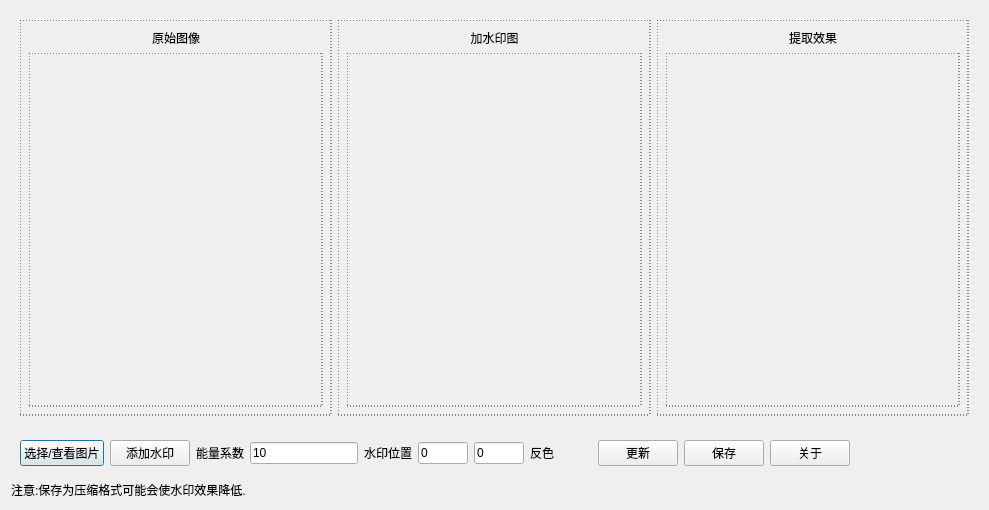
Above: ui/dialog.ui from ixlang/SecretWatermark before the change. Below: the same form after it.
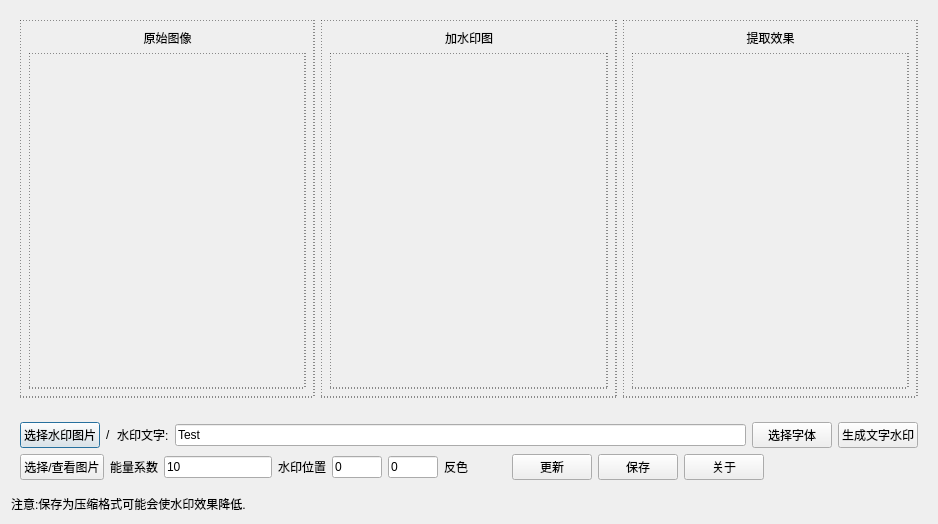
That is the form after the change.

```diff
--- a/ui/dialog.ui
+++ b/ui/dialog.ui
@@ -6,8 +6,8 @@
    <rect>
     <x>0</x>
     <y>0</y>
-    <width>989</width>
-    <height>510</height>
+    <width>938</width>
+    <height>524</height>
    </rect>
   </property>
   <property name="windowTitle">
@@ -16,7 +16,7 @@
   <layout class="QVBoxLayout" name="verticalLayout">
    <item>
     <widget class="QWidget" name="widget_7" native="true">
-     <layout class="QHBoxLayout" name="horizontalLayout">
+     <layout class="QHBoxLayout" name="horizontalLayout" stretch="1,1,1">
       <item>
        <widget class="QWidget" name="l1" native="true">
         <property name="styleSheet">
@@ -98,9 +98,70 @@
      </layout>
     </widget>
    </item>
+   <item>
+    <layout class="QHBoxLayout" name="horizontalLayout_3" stretch="0,0,0,1,0,0">
+     <property name="leftMargin">
+      <number>9</number>
+     </property>
+     <property name="topMargin">
+      <number>9</number>
+     </property>
+     <property name="rightMargin">
+      <number>9</number>
+     </property>
+     <property name="bottomMargin">
+      <number>0</number>
+     </property>
+     <item>
+      <widget class="QPushButton" name="btnAdd">
+       <property name="text">
+        <string>选择水印图片</string>
+       </property>
+      </widget>
+     </item>
+     <item>
+      <widget class="QLabel" name="label_9">
+       <property name="text">
+        <string>/</string>
+       </property>
+      </widget>
+     </item>
+     <item>
+      <widget class="QLabel" name="label_8">
+       <property name="text">
+        <string>水印文字:</string>
+       </property>
+      </widget>
+     </item>
+     <item>
+      <widget class="QLineEdit" name="marktext">
+       <property name="text">
+        <string>Test</string>
+       </property>
+      </widget>
+     </item>
+     <item>
+      <widget class="QPushButton" name="selfont">
+       <property name="text">
+        <string>选择字体</string>
+       </property>
+      </widget>
+     </item>
+     <item>
+      <widget class="QPushButton" name="genmark">
+       <property name="text">
+        <string>生成文字水印</string>
+       </property>
+      </widget>
+     </item>
+    </layout>
+   </item>
    <item>
     <widget class="QWidget" name="widget_4" native="true">
-     <layout class="QHBoxLayout" name="horizontalLayout_2" stretch="0,0,0,0,0,0,0,0,0,0,0,0,1">
+     <layout class="QHBoxLayout" name="horizontalLayout_2" stretch="0,0,0,0,0,0,0,0,0,0,0,1">
+      <property name="topMargin">
+       <number>0</number>
+      </property>
       <item>
        <widget class="QPushButton" name="btnOk">
         <property name="text">
@@ -108,13 +169,6 @@
         </property>
        </widget>
       </item>
-      <item>
-       <widget class="QPushButton" name="btnAdd">
-        <property name="text">
-         <string>添加水印</string>
-        </property>
-       </widget>
-      </item>
       <item>
        <widget class="QLabel" name="label_4">
         <property name="text">
```
